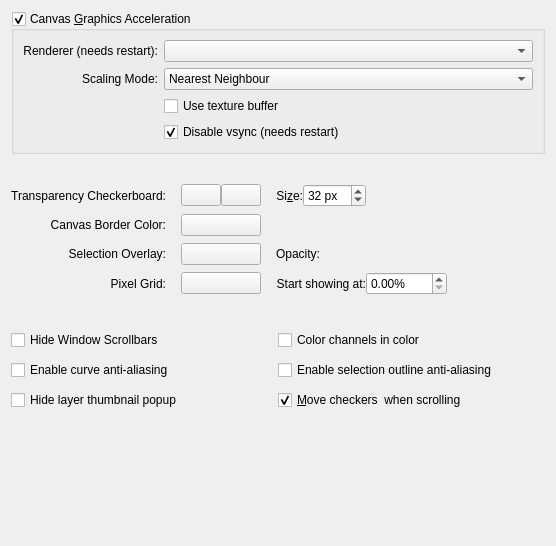
This is libs/ui/forms/wdgdisplaysettings.ui in KDE/krita as Qt 5 draws it before an edit. The edited form follows.
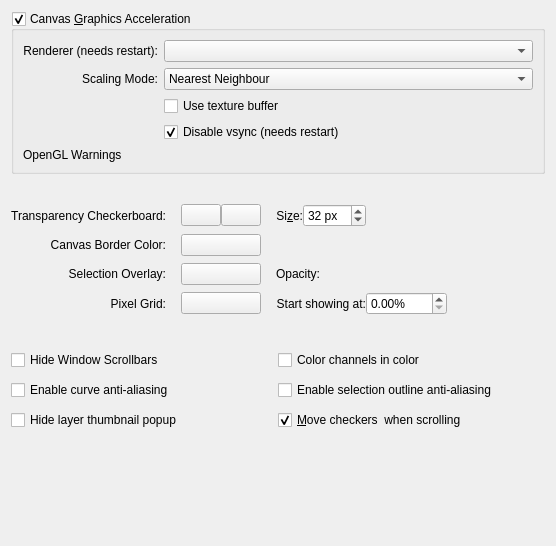
This is the edited form. Custom widgets are drawn as their Qt base class.

Commit message:
Add OpenGL warnings and make ANGLE default on Intel GPUs
Adds the ability to show some warning messages in the Display settings,
and also make ANGLE the default renderer with Intel graphics drivers.
This only affects Windows.

Maniphest Tasks: T7411

Patch:
```diff
--- a/libs/ui/forms/wdgdisplaysettings.ui
+++ b/libs/ui/forms/wdgdisplaysettings.ui
@@ -148,6 +148,19 @@
         </property>
        </widget>
       </item>
+      <item row="4" column="0" colspan="2">
+       <widget class="QLabel" name="lblOpenGLWarnings">
+        <property name="text">
+         <string notr="true">OpenGL Warnings</string>
+        </property>
+        <property name="textFormat">
+         <enum>Qt::RichText</enum>
+        </property>
+        <property name="wordWrap">
+         <bool>true</bool>
+        </property>
+       </widget>
+      </item>
      </layout>
     </widget>
    </item>
```
The commit also changes 5 other files.
